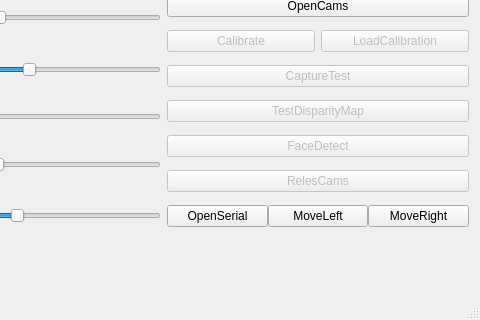
Qt form visao-c/workspace/inmoov_qt/src/inmoov_qt.ui (xtarke/visao) before a commit; both pictures show x 152 to 632 and y 174 to 494 of the 632 by 494 pixel window.
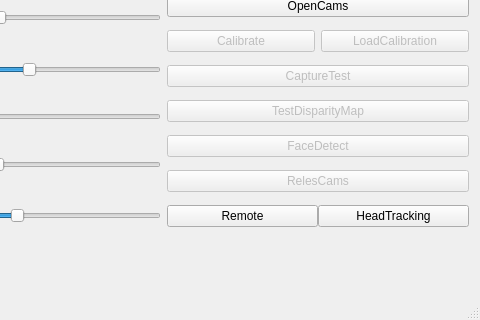
The same form after that commit. Icons and pictures are not drawn.

Commit message: Corrected automoc warnings and created new headtracking class

Diff of the .ui file:
```diff
--- a/visao-c/workspace/inmoov_qt/src/inmoov_qt.ui
+++ b/visao-c/workspace/inmoov_qt/src/inmoov_qt.ui
@@ -361,21 +361,14 @@
           <item>
            <widget class="QPushButton" name="pushButtonOpenSerial">
             <property name="text">
-             <string>OpenSerial</string>
+             <string>Remote</string>
             </property>
            </widget>
           </item>
           <item>
            <widget class="QPushButton" name="pushButtonMoveLeft">
             <property name="text">
-             <string>MoveLeft</string>
-            </property>
-           </widget>
-          </item>
-          <item>
-           <widget class="QPushButton" name="pushButtonMoveRight">
-            <property name="text">
-             <string>MoveRight</string>
+             <string>HeadTracking</string>
             </property>
            </widget>
           </item>
```
Left out of the diff: 4 changed lines with no effect on the pictures. The commit also changes 12 other files.
